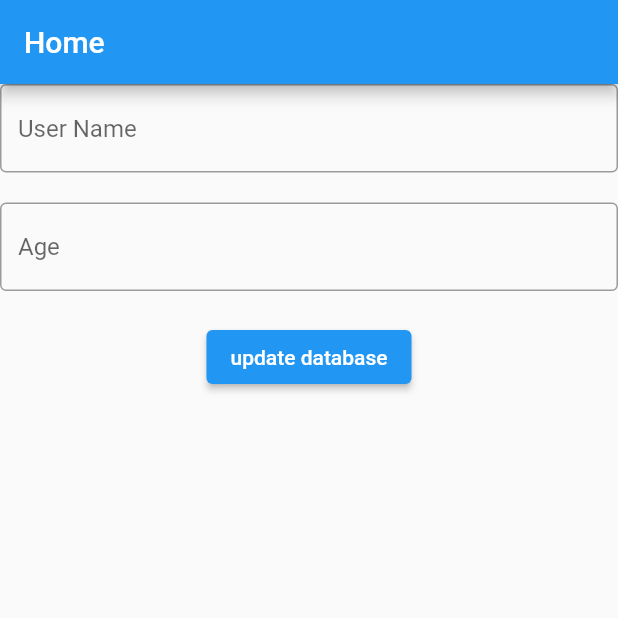
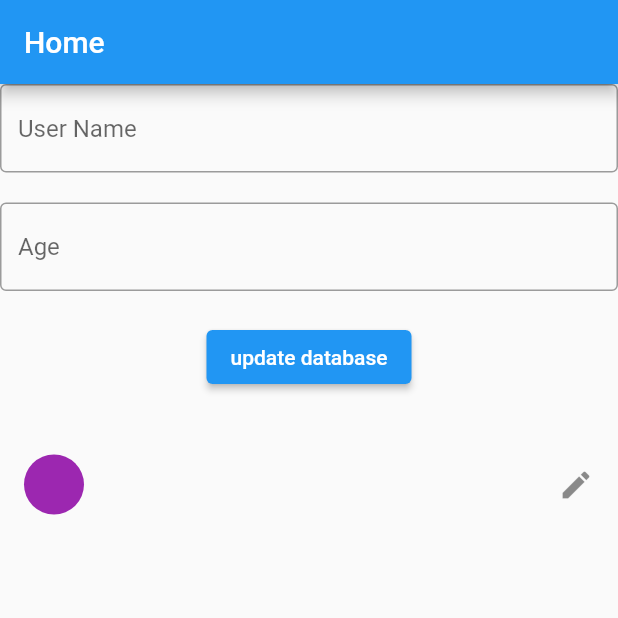
Before and after one commit to Rahat7288/flutter-firebase-CRUD, a Flutter app: the screen it shows after launch, after a tap on "update database", on a phone screen of 412 x 824 dp, the top half of it. Run offline on Flutter 3.47's test engine with Material 2 defaults, Android fonts, the phone set to English and light mode, and no system bars; our stand-ins replace cloud_firestore, firebase_core; accounts and stored records are empty.

Commit message:
learning update data on firebase

```diff
--- a/lib/main.dart
+++ b/lib/main.dart
@@ -1,10 +1,13 @@
 import 'package:firebase_crud/pages/hoem_page.dart';
 import 'package:flutter/material.dart';
 import 'package:firebase_core/firebase_core.dart';
+import 'firebase_options.dart';
 
-Future main() async {
+void main() async {
   WidgetsFlutterBinding.ensureInitialized();
-  Firebase.initializeApp();
+  await Firebase.initializeApp(
+    options: DefaultFirebaseOptions.currentPlatform,
+  );
   runApp(const MyApp());
 }
 
--- /dev/null
+++ b/lib/models/user_model.dart
@@ -0,0 +1,26 @@
+// ignore_for_file: public_member_api_docs, sort_constructors_first
+import 'package:cloud_firestore/cloud_firestore.dart';
+
+class UserModel {
+  final String? id;
+  final String? name;
+  final String? age;
+  UserModel({this.name, this.age, this.id});
+
+  factory UserModel.fromSnapshot(DocumentSnapshot sanp) {
+    var snapshot = sanp.data() as Map<String, dynamic>;
+    return UserModel(
+      //snapshot parameter should be the same name as the model
+      name: snapshot['name'],
+      age: snapshot['age'],
+      id: snapshot['id'],
+    );
+  }
+
+  Map<String, dynamic> toJson() => {
+        // name should be as dicleard
+        "name": name,
+        "age": age,
+        "id": id,
+      };
+}
--- a/lib/pages/hoem_page.dart
+++ b/lib/pages/hoem_page.dart
@@ -1,4 +1,7 @@
 import 'package:cloud_firestore/cloud_firestore.dart';
+import 'package:firebase_crud/models/user_model.dart';
+import 'package:firebase_crud/pages/edit_page.dart';
+import 'package:firebase_crud/repositories/firestore_helper.dart';
 import 'package:flutter/material.dart';
 
 class Home extends StatefulWidget {
@@ -51,24 +54,73 @@ class _HomeState extends State<Home> {
           ),
           ElevatedButton(
             onPressed: () {
-              _createDatabase();
+              FireStoreHelper.createDatabase(UserModel(
+                  name: _userNameController.text, age: _ageController.text));
             },
             child: Text('update database'),
           ),
+          const SizedBox(
+            height: 20,
+          ),
+          StreamBuilder<List<UserModel>>(
+              stream: FireStoreHelper.read(),
+              builder: (context, snapshot) {
+                // we will check the condition inside tyhe builder function
+                if (snapshot.connectionState == ConnectionState.waiting) {
+                  return const Center(
+                    child: CircularProgressIndicator(),
+                  );
+                }
+                if (snapshot.hasError) {
+                  return const Center(
+                    child: Text("Some Error"),
+                  );
+                }
+                if (snapshot.hasData) {
+                  final userData = snapshot.data;
+                  return Expanded(
+                    child: ListView.builder(
+                        itemCount: userData!.length,
+                        itemBuilder: (context, index) {
+                          final singleUserData = userData[index];
+                          return Container(
+                            margin: const EdgeInsets.symmetric(vertical: 5),
+                            child: ListTile(
+                              leading: Container(
+                                width: 40,
+                                height: 40,
+                                decoration: const BoxDecoration(
+                                  color: Colors.purple,
+                                  shape: BoxShape.circle,
+                                ),
+                              ),
+                              title: Text("${singleUserData.name}"),
+                              subtitle: Text("${singleUserData.age}"),
+                              trailing: InkWell(
+                                  onTap: () {
+                                    Navigator.push(
+                                        context,
+                                        MaterialPageRoute(
+                                            builder: (context) => EditPage(
+                                                  user: UserModel(
+                                                      name: singleUserData.name,
+                                                      age: singleUserData.age,
+                                                      id: singleUserData.id),
+                                                )));
+                                  },
+                                  child: Icon(Icons.edit)),
+                            ),
+                          );
+                        }),
+                  );
+                }
+
+                return Center(
+                  child: CircularProgressIndicator(),
+                );
+              }),
         ],
       )),
     );
   }
-
-  //  this function will create the data base and the documents.
-  Future<void> _createDatabase() async {
-    // connecting the database / creating the database if there arre no data.
-    final userCollection = FirebaseFirestore.instance.collection("users");
-    final docRef = userCollection.doc();
-
-    await docRef.set({
-      "username": _userNameController.text,
-      "age": _ageController.text,
-    });
-  }
 }
--- /dev/null
+++ b/lib/repositories/firestore_helper.dart
@@ -0,0 +1,52 @@
+import 'package:cloud_firestore/cloud_firestore.dart';
+import 'package:firebase_crud/models/user_model.dart';
+
+class FireStoreHelper {
+  // fetching the data from the firestore
+  static Stream<List<UserModel>> read() {
+    final userCollections = FirebaseFirestore.instance.collection('users');
+    return userCollections.snapshots().map((QuerySnapshot) =>
+        QuerySnapshot.docs.map((e) => UserModel.fromSnapshot(e)).toList());
+  }
+
+  //  this function will create the data base and the documents.
+  static Future<void> createDatabase(UserModel user) async {
+    // connecting the database / creating the database if there arre no data.
+    final userCollection = FirebaseFirestore.instance.collection("users");
+
+    // creating the uniqe id for the user model
+    final uid = userCollection.doc().id;
+    final docRef = userCollection.doc(uid);
+    // creating the new user by accesing the userModel
+    final newUser = UserModel(
+      id: uid,
+      name: user.name,
+      age: user.age,
+    ).toJson();
+
+    try {
+      await docRef.set(newUser);
+    } catch (e) {
+      print("some error occour $e");
+    }
+  }
+
+// function for update the field
+  static Future update(UserModel user) async {
+    final userControler = FirebaseFirestore.instance.collection("users");
+    final docRef = userControler.doc(user.id);
+
+    // creating the update field
+    final newUser = UserModel(
+      id: user.id,
+      name: user.name,
+      age: user.age,
+    ).toJson();
+
+    try {
+      await docRef.update(newUser);
+    } catch (e) {
+      print("some error oddour $e");
+    }
+  }
+}
```
Also changed, not shown: lib/pages/edit_page.dart (added, +80 -0 lines).
